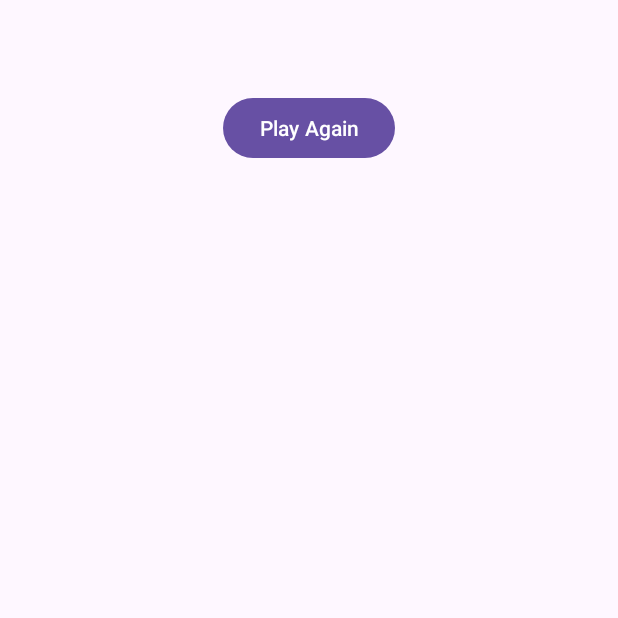
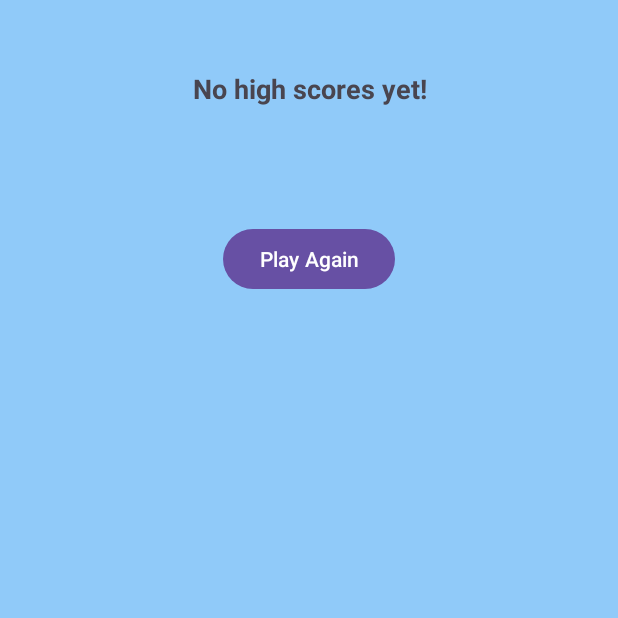
Before and after one commit to Novanard/Three-Lane-Road, an Android app: the HighscoresLocation screen opened directly, with no data from a screen before it, on a phone screen of 412 x 824 dp, the top half of it. Run offline under Robolectric (Android 15) with nearby library versions, the phone set to English and light mode, and no system bars.

Commit message:
Finished Fragment for HighScore

```diff
--- a/app/build.gradle.kts
+++ b/app/build.gradle.kts
@@ -9,7 +9,7 @@ android {
 
     defaultConfig {
         applicationId = "com.example.three_lane_road"
-        minSdk = 26
+        minSdk = 35
         targetSdk = 35
         versionCode = 1
         versionName = "1.0"
--- a/app/src/main/java/com/example/three_lane_road/HighscoresLocation.kt
+++ b/app/src/main/java/com/example/three_lane_road/HighscoresLocation.kt
@@ -1,20 +1,21 @@
 package com.example.three_lane_road
-
 import android.os.Bundle
-import androidx.activity.enableEdgeToEdge
+import android.widget.Button
 import androidx.appcompat.app.AppCompatActivity
-import androidx.core.view.ViewCompat
-import androidx.core.view.WindowInsetsCompat
+import fragments.HighScoresFragment
 
 class HighscoresLocation : AppCompatActivity() {
     override fun onCreate(savedInstanceState: Bundle?) {
         super.onCreate(savedInstanceState)
-        enableEdgeToEdge()
         setContentView(R.layout.activity_highscores_location)
-        ViewCompat.setOnApplyWindowInsetsListener(findViewById(R.id.main)) { v, insets ->
-            val systemBars = insets.getInsets(WindowInsetsCompat.Type.systemBars())
-            v.setPadding(systemBars.left, systemBars.top, systemBars.right, systemBars.bottom)
-            insets
+
+        // Load the HighScoresFragment into the highscore_fragment container
+        supportFragmentManager.beginTransaction()
+            .replace(R.id.highscore_fragment, HighScoresFragment())
+            .commit()
+
+        findViewById<Button>(R.id.restart_button).setOnClickListener {
+            // Restart game logic here
         }
     }
 }
--- /dev/null
+++ b/app/src/main/java/fragments/HighScoresFragment.kt
@@ -0,0 +1,38 @@
+package fragments
+
+import android.content.Context
+import android.os.Bundle
+import android.view.LayoutInflater
+import android.view.View
+import android.view.ViewGroup
+import android.widget.TextView
+import androidx.fragment.app.Fragment
+import com.example.three_lane_road.R
+
+class HighScoresFragment : Fragment() {
+
+    override fun onCreateView(
+        inflater: LayoutInflater, container: ViewGroup?,
+        savedInstanceState: Bundle?
+    ): View? {
+
+        val view = inflater.inflate(R.layout.fragment_high_scores, container, false)
+
+        val highScoresTextView: TextView = view.findViewById(R.id.high_scores_text_view)
+
+        // Retrieve high scores from SharedPreferences
+        val sharedPreferences = requireContext().getSharedPreferences("HighScoresList", Context.MODE_PRIVATE)
+        val highScoresString = sharedPreferences.getString("highScores", null)
+
+        // Format and display high scores
+        val highScores = highScoresString?.split(",")?.map { it.toInt() } ?: emptyList()
+        if (highScores.isNotEmpty()) {
+            highScoresTextView.text = highScores.joinToString(separator = "\n") { "Score: $it" }
+        } else {
+            highScoresTextView.text = getString(R.string.no_high_scores_yet)
+        }
+
+        return view
+    }
+
+}
--- a/app/src/main/res/layout/activity_highscores_location.xml
+++ b/app/src/main/res/layout/activity_highscores_location.xml
@@ -7,7 +7,8 @@
     android:layout_width="match_parent"
     android:layout_height="match_parent"
     android:orientation="vertical"
-    tools:context=".HighscoresLocation">
+    tools:context=".HighscoresLocation"
+    android:background="@color/bg_color">
 
     <!--HighScore -->
     <FrameLayout
--- a/app/src/main/res/layout/fragment_high_scores.xml
+++ b/app/src/main/res/layout/fragment_high_scores.xml
@@ -3,11 +3,19 @@
     xmlns:tools="http://schemas.android.com/tools"
     android:layout_width="match_parent"
     android:layout_height="match_parent"
-    tools:context="fragments.HighScores">
+    tools:context="fragments.HighScoresFragment"
+    android:background="@color/bg_color">
 
     <TextView
+        android:id="@+id/high_scores_text_view"
         android:layout_width="match_parent"
-        android:layout_height="match_parent"
-        android:text="Hello" />
+        android:layout_height="wrap_content"
+        android:padding="@dimen/titlePadding"
+        android:text="@string/high_scores"
+        android:textSize="@dimen/text_title_size"
+        android:textStyle="bold"
+        android:gravity="center"
+        android:layout_gravity="top"
+        android:layout_margin="@dimen/text_margin"/>
 
 </FrameLayout>
--- a/app/src/main/res/values/dimens.xml
+++ b/app/src/main/res/values/dimens.xml
@@ -9,5 +9,6 @@
     <dimen name="obs_margin">10dp</dimen>
     <dimen name="text_title_size">18sp</dimen>
     <dimen name="text_margin">15dp</dimen>
+    <dimen name="titlePadding">16dp</dimen>
 
 </resources>
--- a/app/src/main/res/values/strings.xml
+++ b/app/src/main/res/values/strings.xml
@@ -11,4 +11,6 @@
     <!-- TODO: Remove or change this placeholder text -->
     <string name="hello_blank_fragment">Hello blank fragment</string>
     <string name="play_again">Play Again</string>
+    <string name="high_scores">High Scores</string>
+    <string name="no_high_scores_yet">No high scores yet!</string>
 </resources>
```
Also changed, not shown: app/src/main/java/fragments/HighScores.kt (deleted, +0 -18 lines), app/src/main/java/logic/GameController.kt (+44 -8 lines).
